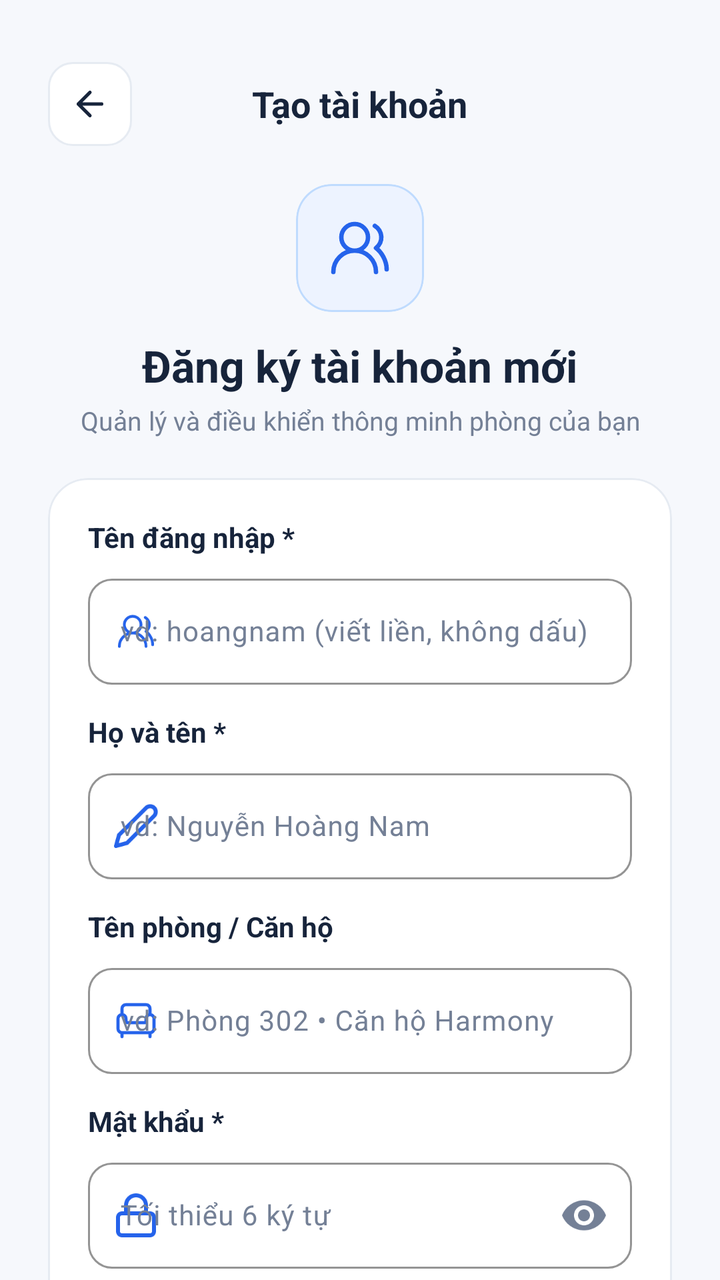
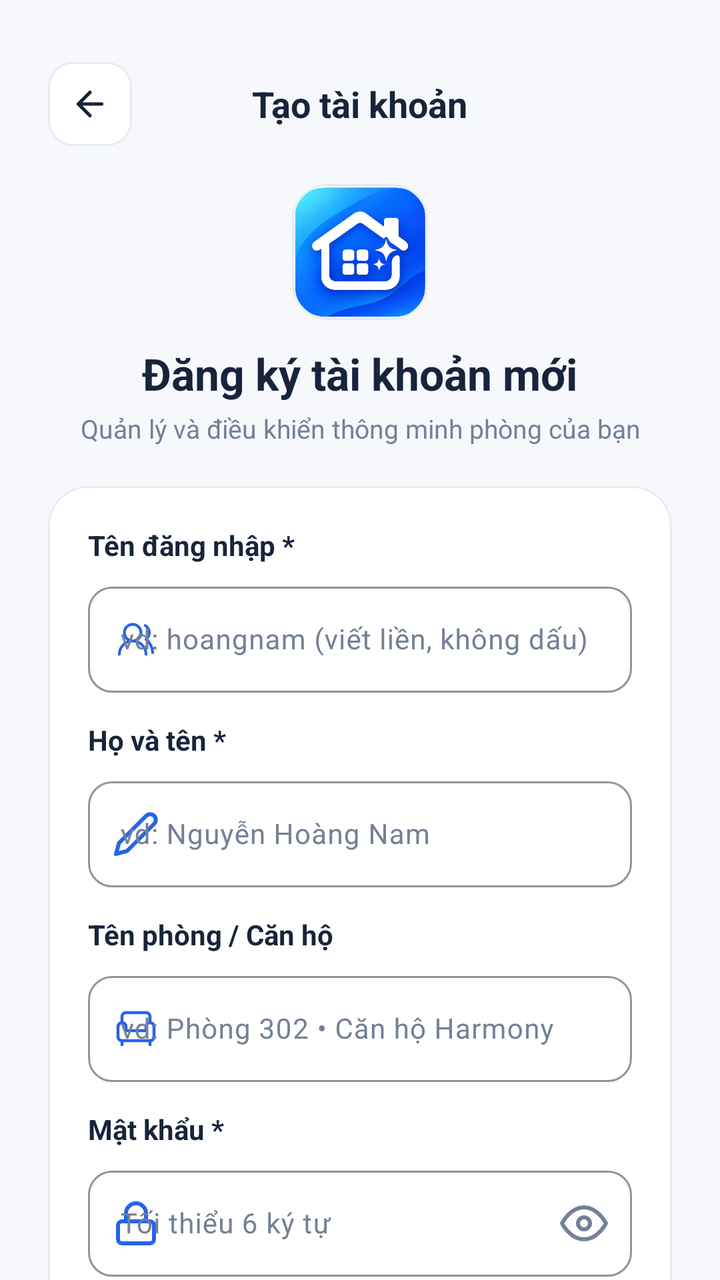

An Android layout rendered at two revisions. The XML below is the earlier revision; the diff shows what the commit changed to produce the second picture.
<!-- AndroidManifest.xml: application theme Theme.DoAn20 -->
<!-- res/layout/fragment_register.xml -->
<?xml version="1.0" encoding="utf-8"?>
<androidx.core.widget.NestedScrollView
    xmlns:android="http://schemas.android.com/apk/res/android"
    xmlns:app="http://schemas.android.com/apk/res-auto"
    xmlns:tools="http://schemas.android.com/tools"
    android:layout_width="match_parent"
    android:layout_height="match_parent"
    android:background="@color/background"
    android:fillViewport="true">

    <LinearLayout
        android:layout_width="match_parent"
        android:layout_height="wrap_content"
        android:gravity="center_horizontal"
        android:orientation="vertical"
        android:paddingHorizontal="24dp"
        android:paddingTop="28dp"
        android:paddingBottom="36dp">

        
        <RelativeLayout
            android:layout_width="match_parent"
            android:layout_height="48dp">

            <FrameLayout
                android:id="@+id/btnBackToLogin"
                android:layout_width="42dp"
                android:layout_height="42dp"
                android:layout_alignParentStart="true"
                android:layout_centerVertical="true"
                android:background="@drawable/bg_icon_button_square"
                android:clickable="true"
                android:focusable="true">

                <ImageView
                    android:layout_width="20dp"
                    android:layout_height="20dp"
                    android:layout_gravity="center"
                    android:src="@drawable/ic_arrow_back"
                    android:contentDescription="@string/cd_back"
                    app:tint="@color/text_primary" />
            </FrameLayout>

            <TextView
                android:layout_width="wrap_content"
                android:layout_height="wrap_content"
                android:layout_centerInParent="true"
                android:text="Tạo tài khoản"
                android:textColor="@color/text_primary"
                android:textSize="18sp"
                android:textStyle="bold" />
        </RelativeLayout>

        
        <com.google.android.material.card.MaterialCardView
            android:layout_width="64dp"
            android:layout_height="64dp"
            android:layout_marginTop="16dp"
            app:cardBackgroundColor="@color/primary_blue_container"
            app:cardCornerRadius="18dp"
            app:cardElevation="0dp"
            app:strokeColor="#BFDBFE"
            app:strokeWidth="1dp">

            <ImageView
                android:layout_width="32dp"
                android:layout_height="32dp"
                android:layout_gravity="center"
                android:src="@drawable/ic_users_round"
                android:contentDescription="@null"
                app:tint="@color/primary_blue" />
        </com.google.android.material.card.MaterialCardView>

        <TextView
            android:layout_width="wrap_content"
            android:layout_height="wrap_content"
            android:layout_marginTop="12dp"
            android:text="Đăng ký tài khoản mới"
            android:textColor="@color/text_primary"
            android:textSize="22sp"
            android:textStyle="bold" />

        <TextView
            android:layout_width="wrap_content"
            android:layout_height="wrap_content"
            android:layout_marginTop="4dp"
            android:gravity="center"
            android:text="Quản lý và điều khiển thông minh phòng của bạn"
            android:textColor="@color/text_secondary"
            android:textSize="13sp" />

        
        <com.google.android.material.card.MaterialCardView
            android:layout_width="match_parent"
            android:layout_height="wrap_content"
            android:layout_marginTop="20dp"
            app:cardBackgroundColor="@color/surface"
            app:cardCornerRadius="20dp"
            app:cardElevation="0dp"
            app:strokeColor="@color/border"
            app:strokeWidth="1dp">

            <LinearLayout
                android:layout_width="match_parent"
                android:layout_height="wrap_content"
                android:orientation="vertical"
                android:padding="20dp">

                
                <TextView
                    android:layout_width="wrap_content"
                    android:layout_height="wrap_content"
                    android:layout_marginBottom="6dp"
                    android:text="Tên đăng nhập *"
                    android:textColor="@color/text_primary"
                    android:textSize="14sp"
                    android:textStyle="bold" />

                <com.google.android.material.textfield.TextInputLayout
                    android:id="@+id/tilRegUsername"
                    style="@style/Widget.App.TextInputLayout"
                    android:layout_width="match_parent"
                    android:layout_height="wrap_content"
                    app:startIconDrawable="@drawable/ic_users_round"
                    app:startIconTint="@color/primary_blue">

                    <com.google.android.material.textfield.TextInputEditText
                        android:id="@+id/etRegUsername"
                        android:layout_width="match_parent"
                        android:layout_height="wrap_content"
                        android:hint="vd: hoangnam (viết liền, không dấu)"
                        android:inputType="text"
                        android:textColor="@color/text_primary"
                        android:textSize="14sp" />
                </com.google.android.material.textfield.TextInputLayout>

                
                <TextView
                    android:layout_width="wrap_content"
                    android:layout_height="wrap_content"
                    android:layout_marginTop="14dp"
                    android:layout_marginBottom="6dp"
                    android:text="Họ và tên *"
                    android:textColor="@color/text_primary"
                    android:textSize="14sp"
                    android:textStyle="bold" />

                <com.google.android.material.textfield.TextInputLayout
                    android:id="@+id/tilRegName"
                    style="@style/Widget.App.TextInputLayout"
                    android:layout_width="match_parent"
                    android:layout_height="wrap_content"
                    app:startIconDrawable="@drawable/ic_pencil"
                    app:startIconTint="@color/primary_blue">

                    <com.google.android.material.textfield.TextInputEditText
                        android:id="@+id/etRegName"
                        android:layout_width="match_parent"
                        android:layout_height="wrap_content"
                        android:hint="vd: Nguyễn Hoàng Nam"
                        android:inputType="textPersonName|textCapWords"
                        android:textColor="@color/text_primary"
                        android:textSize="14sp" />
                </com.google.android.material.textfield.TextInputLayout>

                
                <TextView
                    android:layout_width="wrap_content"
                    android:layout_height="wrap_content"
                    android:layout_marginTop="14dp"
                    android:layout_marginBottom="6dp"
                    android:text="Tên phòng / Căn hộ"
                    android:textColor="@color/text_primary"
                    android:textSize="14sp"
                    android:textStyle="bold" />

                <com.google.android.material.textfield.TextInputLayout
                    android:id="@+id/tilRegRoom"
                    style="@style/Widget.App.TextInputLayout"
                    android:layout_width="match_parent"
                    android:layout_height="wrap_content"
                    app:startIconDrawable="@drawable/ic_armchair"
                    app:startIconTint="@color/primary_blue">

                    <com.google.android.material.textfield.TextInputEditText
                        android:id="@+id/etRegRoom"
                        android:layout_width="match_parent"
                        android:layout_height="wrap_content"
                        android:hint="vd: Phòng 302 • Căn hộ Harmony"
                        android:inputType="textCapWords"
                        android:textColor="@color/text_primary"
                        android:textSize="14sp" />
                </com.google.android.material.textfield.TextInputLayout>

                
                <TextView
                    android:layout_width="wrap_content"
                    android:layout_height="wrap_content"
                    android:layout_marginTop="14dp"
                    android:layout_marginBottom="6dp"
                    android:text="Mật khẩu *"
                    android:textColor="@color/text_primary"
                    android:textSize="14sp"
                    android:textStyle="bold" />

                <com.google.android.material.textfield.TextInputLayout
                    android:id="@+id/tilRegPassword"
                    style="@style/Widget.App.TextInputLayout"
                    android:layout_width="match_parent"
                    android:layout_height="wrap_content"
                    app:endIconMode="password_toggle"
                    app:startIconDrawable="@drawable/ic_lock"
                    app:startIconTint="@color/primary_blue">

                    <com.google.android.material.textfield.TextInputEditText
                        android:id="@+id/etRegPassword"
                        android:layout_width="match_parent"
                        android:layout_height="wrap_content"
                        android:hint="Tối thiểu 6 ký tự"
                        android:inputType="textPassword"
                        android:textColor="@color/text_primary"
                        android:textSize="14sp" />
                </com.google.android.material.textfield.TextInputLayout>

                
                <TextView
                    android:layout_width="wrap_content"
                    android:layout_height="wrap_content"
                    android:layout_marginTop="14dp"
                    android:layout_marginBottom="6dp"
                    android:text="Xác nhận mật khẩu *"
                    android:textColor="@color/text_primary"
                    android:textSize="14sp"
                    android:textStyle="bold" />

                <com.google.android.material.textfield.TextInputLayout
                    android:id="@+id/tilRegConfirmPassword"
                    style="@style/Widget.App.TextInputLayout"
                    android:layout_width="match_parent"
                    android:layout_height="wrap_content"
                    app:endIconMode="password_toggle"
                    app:startIconDrawable="@drawable/ic_lock"
                    app:startIconTint="@color/primary_blue">

                    <com.google.android.material.textfield.TextInputEditText
                        android:id="@+id/etRegConfirmPassword"
                        android:layout_width="match_parent"
                        android:layout_height="wrap_content"
                        android:hint="Nhập lại mật khẩu"
                        android:inputType="textPassword"
                        android:textColor="@color/text_primary"
                        android:textSize="14sp" />
                </com.google.android.material.textfield.TextInputLayout>

                
                <ProgressBar
                    android:id="@+id/progressBarRegister"
                    android:layout_width="wrap_content"
                    android:layout_height="wrap_content"
                    android:layout_gravity="center"
                    android:layout_marginTop="16dp"
                    android:indeterminateTint="@color/primary_blue"
                    android:visibility="gone" />

                
                <com.google.android.material.button.MaterialButton
                    android:id="@+id/btnSubmitRegister"
                    style="@style/Widget.App.Button.Primary"
                    android:layout_width="match_parent"
                    android:layout_height="52dp"
                    android:layout_marginTop="18dp"
                    android:text="Đăng ký tài khoản"
                    android:textSize="16sp"
                    app:cornerRadius="14dp" />

                
                <LinearLayout
                    android:layout_width="wrap_content"
                    android:layout_height="wrap_content"
                    android:layout_gravity="center_horizontal"
                    android:layout_marginTop="16dp"
                    android:orientation="horizontal">

                    <TextView
                        android:layout_width="wrap_content"
                        android:layout_height="wrap_content"
                        android:text="Đã có tài khoản? "
                        android:textColor="@color/text_secondary"
                        android:textSize="14sp" />

                    <TextView
                        android:id="@+id/tvBackToLogin"
                        android:layout_width="wrap_content"
                        android:layout_height="wrap_content"
                        android:clickable="true"
                        android:focusable="true"
                        android:text="Đăng nhập"
                        android:textColor="@color/primary_blue"
                        android:textSize="14sp"
                        android:textStyle="bold" />
                </LinearLayout>

            </LinearLayout>
        </com.google.android.material.card.MaterialCardView>

        
        <TextView
            android:layout_width="wrap_content"
            android:layout_height="wrap_content"
            android:layout_marginTop="24dp"
            android:text="Gọn Phòng · Đồ Án Tốt Nghiệp"
            android:textColor="@color/text_muted"
            android:textSize="12sp" />

    </LinearLayout>

</androidx.core.widget.NestedScrollView>
<!-- resources referenced by this layout -->
<resources>
  <color name="background">#F6F8FC</color>
  <color name="border">#E6EBF2</color>
  <color name="primary_blue">#2563EB</color>
  <color name="primary_blue_container">#EDF3FF</color>
  <color name="surface">#FFFFFF</color>
  <color name="text_muted">#748096</color>
  <color name="text_primary">#17243B</color>
  <color name="text_secondary">#748096</color>
  <!-- drawable bg_icon_button_square (drawable) -->
  <?xml version="1.0" encoding="utf-8"?>
  <shape xmlns:android="http://schemas.android.com/apk/res/android"
      android:shape="rectangle">
      <solid android:color="@color/surface" />
      <stroke android:width="1dp" android:color="@color/border" />
      <corners android:radius="12dp" />
  </shape>
  <string name="cd_back">Quay lại</string>
  <dimen name="button_height">50dp</dimen>
  <color name="white">#FFFFFF</color>
  <dimen name="radius_medium">12dp</dimen>
  <color name="primary_blue_dark">#1D4ED8</color>
  <color name="surface_variant">#F1F5F9</color>
  <color name="border_light">#E6EBF2</color>
  <style name="ShapeAppearance.App.SmallComponent" parent="ShapeAppearance.Material3.SmallComponent">
          <item name="cornerSize">@dimen/radius_small</item>
      </style>
  <style name="ShapeAppearance.App.MediumComponent" parent="ShapeAppearance.Material3.MediumComponent">
          <item name="cornerSize">@dimen/radius_medium</item>
      </style>
  <style name="ShapeAppearance.App.LargeComponent" parent="ShapeAppearance.Material3.LargeComponent">
          <item name="cornerSize">@dimen/radius_large</item>
      </style>
  <dimen name="radius_small">8dp</dimen>
  <dimen name="radius_large">16dp</dimen>
  <!-- unchanged entries left out for length: 8 -->
</resources>

<!-- the commit's change to res/layout/fragment_register.xml (unified diff, before → after) -->
@@ -53,22 +53,21 @@
 
         
         <com.google.android.material.card.MaterialCardView
-            android:layout_width="64dp"
-            android:layout_height="64dp"
+            android:layout_width="68dp"
+            android:layout_height="68dp"
             android:layout_marginTop="16dp"
-            app:cardBackgroundColor="@color/primary_blue_container"
+            app:cardBackgroundColor="@color/surface"
             app:cardCornerRadius="18dp"
             app:cardElevation="0dp"
-            app:strokeColor="#BFDBFE"
+            app:strokeColor="@color/border"
             app:strokeWidth="1dp">
 
             <ImageView
-                android:layout_width="32dp"
-                android:layout_height="32dp"
-                android:layout_gravity="center"
-                android:src="@drawable/ic_users_round"
-                android:contentDescription="@null"
-                app:tint="@color/primary_blue" />
+                android:layout_width="match_parent"
+                android:layout_height="match_parent"
+                android:scaleType="fitCenter"
+                android:src="@drawable/app_logo"
+                android:contentDescription="@string/app_name" />
         </com.google.android.material.card.MaterialCardView>
 
         <TextView
@@ -209,6 +208,9 @@
                     android:layout_width="match_parent"
                     android:layout_height="wrap_content"
                     app:endIconMode="password_toggle"
+                    app:endIconDrawable="@drawable/selector_password_visibility"
+                    app:endIconTint="@color/selector_password_icon_tint"
+                    app:endIconContentDescription="Hiện/Ẩn mật khẩu"
                     app:startIconDrawable="@drawable/ic_lock"
                     app:startIconTint="@color/primary_blue">
 
@@ -239,6 +241,9 @@
                     android:layout_width="match_parent"
                     android:layout_height="wrap_content"
                     app:endIconMode="password_toggle"
+                    app:endIconDrawable="@drawable/selector_password_visibility"
+                    app:endIconTint="@color/selector_password_icon_tint"
+                    app:endIconContentDescription="Hiện/Ẩn mật khẩu"
                     app:startIconDrawable="@drawable/ic_lock"
                     app:startIconTint="@color/primary_blue">
 
<!-- resource entries referenced after the edit -->
@@ -8,6 +8,7 @@
   <color name="text_muted">#748096</color>
   <color name="text_primary">#17243B</color>
   <color name="text_secondary">#748096</color>
+  <!-- drawable app_logo: png bitmap (drawable, 158381 bytes) -->
   <!-- drawable bg_icon_button_square (drawable) -->
   <?xml version="1.0" encoding="utf-8"?>
   <shape xmlns:android="http://schemas.android.com/apk/res/android"
@@ -16,7 +17,56 @@
       <stroke android:width="1dp" android:color="@color/border" />
       <corners android:radius="12dp" />
   </shape>
+  <!-- drawable selector_password_visibility (drawable) -->
+  <?xml version="1.0" encoding="utf-8"?>
+  <selector xmlns:android="http://schemas.android.com/apk/res/android">
+      <item android:state_checked="true" android:drawable="@drawable/ic_visibility_off" />
+      <item android:drawable="@drawable/ic_visibility" />
+  </selector>
+  <string name="app_name">Gọn Phòng</string>
   <string name="cd_back">Quay lại</string>
+  <!-- drawable ic_visibility_off (drawable) -->
+  <vector xmlns:android="http://schemas.android.com/apk/res/android"
+      android:width="24dp"
+      android:height="24dp"
+      android:viewportWidth="24"
+      android:viewportHeight="24">
+      <path
+          android:fillColor="#00000000"
+          android:strokeColor="#64748B"
+          android:strokeWidth="2"
+          android:strokeLineCap="round"
+          android:strokeLineJoin="round"
+          android:pathData="M17.94,17.94A10.07,10.07 0 0,1 12,20c-7,0 -11,-8 -11,-8a18.45,18.45 0 0,1 5.06,-5.94M9.9,4.24A9.12,9.12 0 0,1 12,4c7,0 11,8 11,8a18.5,18.5 0 0,1 -2.16,3.19m-6.72,-1.07a3,3 0 1,1 -4.24,-4.24" />
+      <path
+          android:fillColor="#00000000"
+          android:strokeColor="#64748B"
+          android:strokeWidth="2"
+          android:strokeLineCap="round"
+          android:strokeLineJoin="round"
+          android:pathData="M1,1l22,22" />
+  </vector>
+  <!-- drawable ic_visibility (drawable) -->
+  <vector xmlns:android="http://schemas.android.com/apk/res/android"
+      android:width="24dp"
+      android:height="24dp"
+      android:viewportWidth="24"
+      android:viewportHeight="24">
+      <path
+          android:fillColor="#00000000"
+          android:strokeColor="#64748B"
+          android:strokeWidth="2"
+          android:strokeLineCap="round"
+          android:strokeLineJoin="round"
+          android:pathData="M1,12s4,-8 11,-8 11,8 11,8 -4,8 -11,8 -11,-8 -11,-8z" />
+      <path
+          android:fillColor="#00000000"
+          android:strokeColor="#64748B"
+          android:strokeWidth="2"
+          android:strokeLineCap="round"
+          android:strokeLineJoin="round"
+          android:pathData="M12,12m-3,0a3,3 0 1,0 6,0a3,3 0 1,0 -6,0" />
+  </vector>
   <dimen name="button_height">50dp</dimen>
   <color name="white">#FFFFFF</color>
   <dimen name="radius_medium">12dp</dimen>
